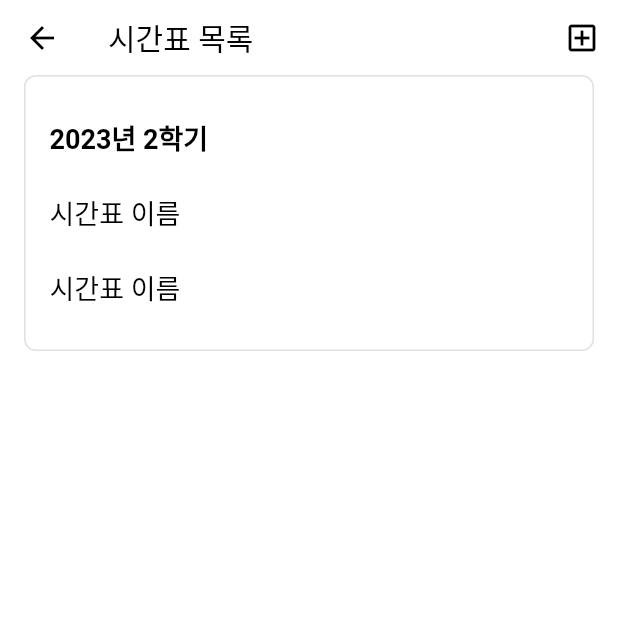
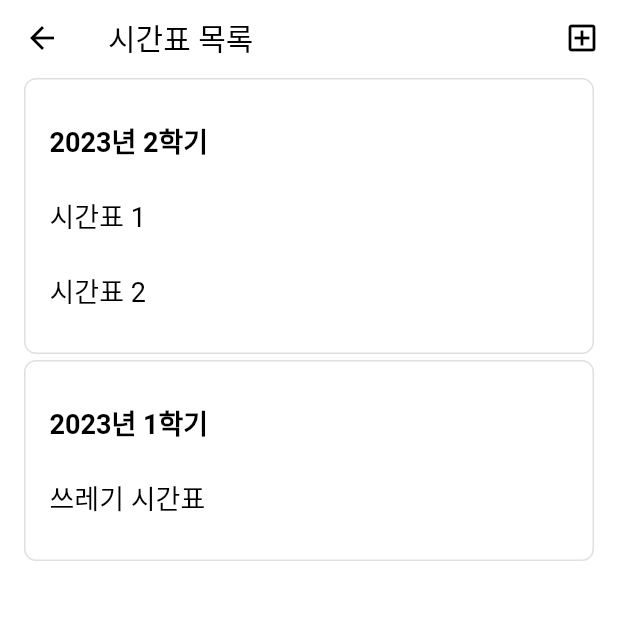
Before and after one commit to mobius29/everytime-clonecoding-flutter, a Flutter app: the SelectTimetableScreen screen opened by its route, on a phone screen of 412 x 824 dp, the top half of it. Run offline on Flutter 3.47's test engine with Material 2 defaults, Android fonts, the phone set to English and light mode, and no system bars.

Commit message:
feat: apply mockdata to block

```diff
--- a/lib/screens/select_timetable/select_timetable_screen.dart
+++ b/lib/screens/select_timetable/select_timetable_screen.dart
@@ -1,3 +1,4 @@
+import 'package:everytime_flutter/mocks/timetable/timetableList.dart';
 import 'package:everytime_flutter/widgets/select_timetable/appbar.dart';
 import 'package:everytime_flutter/widgets/select_timetable/timetable_block.dart';
 import 'package:flutter/material.dart';
@@ -8,9 +9,18 @@ class SelectTimetableScreen extends StatelessWidget {
 
   @override
   Widget build(BuildContext context) {
-    return const Scaffold(
-      appBar: SelectTimetableScreenAppbar(),
-      body: SingleChildScrollView(child: TimetableBlock()),
+    return Scaffold(
+      appBar: const SelectTimetableScreenAppbar(),
+      body: SingleChildScrollView(
+        child: Column(
+          children: listTimetableList
+              .map(
+                (e) =>
+                    Padding(padding: const EdgeInsets.symmetric(vertical: 2), child: TimetableBlock(timetableList: e)),
+              )
+              .toList(),
+        ),
+      ),
     );
   }
 }
--- a/lib/utils/constants/enums/date.dart
+++ b/lib/utils/constants/enums/date.dart
@@ -23,4 +23,6 @@ enum Semester {
   const Semester({
     required this.semester,
   });
+
+  String getSemester() => semester;
 }
--- a/lib/widgets/select_timetable/timetable_block.dart
+++ b/lib/widgets/select_timetable/timetable_block.dart
@@ -1,10 +1,15 @@
+import 'package:everytime_flutter/mocks/timetable/timetable.dart';
+import 'package:everytime_flutter/models/timetable.dart';
 import 'package:flutter/material.dart';
 
 class TimetableBlock extends StatelessWidget {
-  const TimetableBlock({Key? key}) : super(key: key);
+  final TimetableList timetableList;
+  const TimetableBlock({Key? key, required this.timetableList}) : super(key: key);
 
   @override
   Widget build(BuildContext context) {
+    final timetableItems = timetableList.timetableIds.map((id) => listTimetable.firstWhere((e) => e.id == id));
+
     return Container(
       margin: const EdgeInsets.symmetric(horizontal: 16),
       padding: const EdgeInsets.all(16),
@@ -19,33 +24,26 @@ class TimetableBlock extends StatelessWidget {
           Container(
             alignment: Alignment.centerLeft,
             height: 50,
-            child: const Text("2023년 2학기",
-                style: TextStyle(
+            child: Text(
+              "${timetableList.year}년 ${timetableList.semester.getSemester()}학기",
+              style: const TextStyle(
                 fontSize: 18,
                 fontWeight: FontWeight.bold,
                 color: Colors.black,
-                )),
               ),
-          Container(
+            ),
+          ),
+          ...timetableItems.map(
+            (e) => Container(
               alignment: Alignment.centerLeft,
               height: 50,
               child: Row(
                 children: [
-                const Text("시간표 이름", style: TextStyle(fontSize: 18, color: Colors.black)),
+                  Text(e.title, style: const TextStyle(fontSize: 18, color: Colors.black)),
                   const SizedBox(width: 8),
                   Container(child: null),
                 ],
               ),
-          ),
-          Container(
-            alignment: Alignment.centerLeft,
-            height: 50,
-            child: Row(
-              children: [
-                const Text("시간표 이름", style: TextStyle(fontSize: 18, color: Colors.black)),
-                const SizedBox(width: 8),
-                Container(child: null),
-              ],
             ),
           ),
         ],
```
Lines whose indentation alone changed are shown as unchanged.
